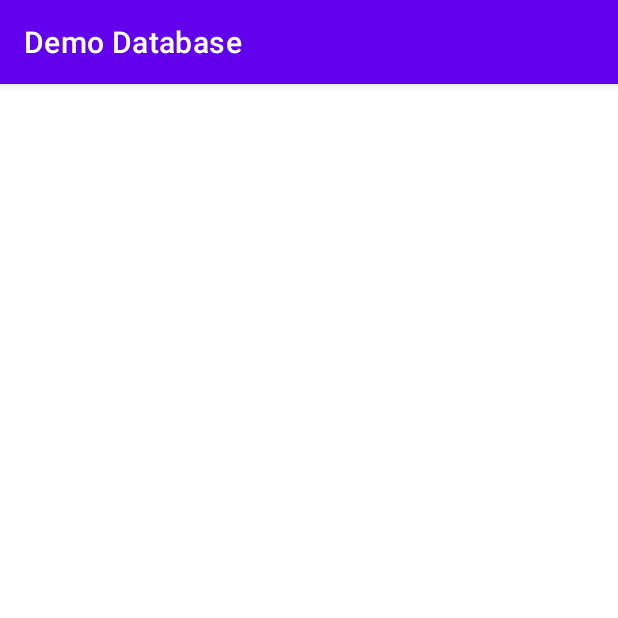
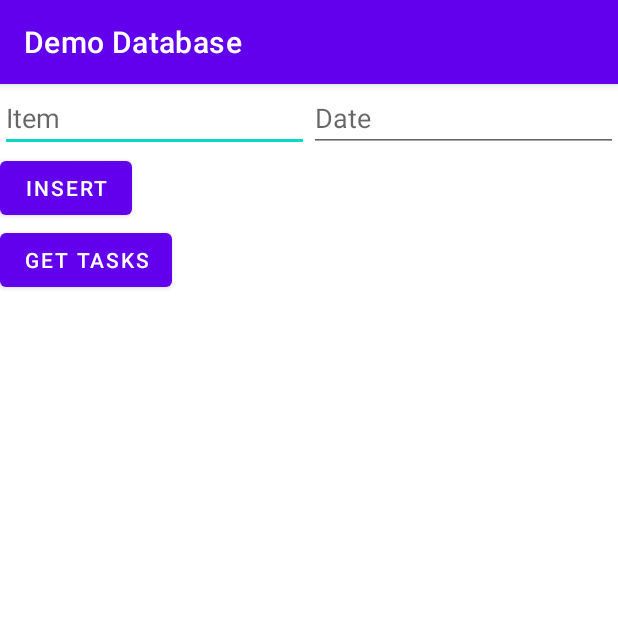
Before and after one commit to Kilmaa/DemoDatabase, an Android app: the screen it shows after launch (MainActivity), on a phone screen of 412 x 824 dp, the top half of it. Run offline under Robolectric (Android 15) with nearby library versions, the phone set to English and light mode, and no system bars.

Commit message:
Final Commit

```diff
--- a/app/src/main/java/sg/edu/rp/c346/id20022404/demodatabase/MainActivity.java
+++ b/app/src/main/java/sg/edu/rp/c346/id20022404/demodatabase/MainActivity.java
@@ -3,12 +3,73 @@ package sg.edu.rp.c346.id20022404.demodatabase;
 import androidx.appcompat.app.AppCompatActivity;
 
 import android.os.Bundle;
+import android.view.View;
+import android.widget.ArrayAdapter;
+import android.widget.Button;
+import android.widget.EditText;
+import android.widget.ListView;
+import android.widget.TextView;
+
+import java.util.ArrayList;
 
 public class MainActivity extends AppCompatActivity {
+    Button btnInsert, btnGetTasks;
+    TextView tvResults;
+    EditText etDescription, etDate;
+    ListView lv;
+    ArrayAdapter<Task> aa;
+    ArrayList<Task> al;
+    boolean asc;
 
     @Override
     protected void onCreate(Bundle savedInstanceState) {
         super.onCreate(savedInstanceState);
         setContentView(R.layout.activity_main);
+
+        btnInsert = findViewById(R.id.btnInsert);
+        btnGetTasks = findViewById(R.id.buttonGetTasks);
+        tvResults = findViewById(R.id.textViewResults);
+        etDescription = findViewById(R.id.editTextDescription);
+        etDate = findViewById(R.id.editTextDate);
+
+        lv = findViewById(R.id.lv);
+        al = new ArrayList<>();
+        aa = new ArrayAdapter<>(MainActivity.this, android.R.layout.simple_list_item_1, al);
+        lv.setAdapter(aa);
+
+        btnInsert.setOnClickListener(new View.OnClickListener(){
+            @Override
+            public void onClick(View v) {
+                DBHelper db = new DBHelper(MainActivity.this);
+                db.insertTask(etDescription.getText().toString(), etDate.getText().toString());
+
+            }
+        });
+
+        asc = true;
+
+        btnGetTasks.setOnClickListener(new View.OnClickListener(){
+            @Override
+            public void onClick(View v) {
+                DBHelper dbh = new DBHelper(MainActivity.this);
+                ArrayList<String> data = dbh.getTaskContent();
+
+                String txt = "";
+                for(int i = 0; i <data.size(); i++) {
+                    txt += i + ". " + data.get(i) + "\n";
+                }
+                tvResults.setText(txt);
+
+                if (asc) {
+                    asc = false;
+                } else {
+                    asc = true;
+                }
+
+                al.clear();
+                al.addAll(dbh.getTasks(asc));
+                aa.notifyDataSetChanged();
+            }
+        });
     }
 }
--- a/app/src/main/res/layout/activity_main.xml
+++ b/app/src/main/res/layout/activity_main.xml
@@ -5,4 +5,52 @@
     android:layout_width="match_parent"
     android:layout_height="match_parent"
     android:orientation="vertical"
-    tools:context=".MainActivity"/>
+    tools:context=".MainActivity">
+
+    <LinearLayout
+        android:layout_width="match_parent"
+        android:layout_height="wrap_content"
+        android:orientation="horizontal">
+
+        <EditText
+            android:id="@+id/editTextDescription"
+            android:layout_width="wrap_content"
+            android:layout_height="wrap_content"
+            android:layout_weight="1"
+            android:ems="10"
+            android:hint="Item"
+            android:inputType="textPersonName" />
+
+        <EditText
+            android:id="@+id/editTextDate"
+            android:layout_width="wrap_content"
+            android:layout_height="wrap_content"
+            android:layout_weight="1"
+            android:ems="10"
+            android:hint="Date"
+            android:inputType="textPersonName" />
+
+    </LinearLayout>
+
+    <Button
+        android:id="@+id/btnInsert"
+        android:layout_width="wrap_content"
+        android:layout_height="wrap_content"
+        android:text="@string/insert" />
+
+    <Button
+        android:id="@+id/buttonGetTasks"
+        android:layout_width="wrap_content"
+        android:layout_height="wrap_content"
+        android:text="@string/tasks" />
+
+    <TextView
+        android:id="@+id/textViewResults"
+        android:layout_width="match_parent"
+        android:layout_height="wrap_content" />
+
+    <ListView
+        android:id="@+id/lv"
+        android:layout_width="match_parent"
+        android:layout_height="wrap_content" />
+</LinearLayout>
--- a/app/src/main/res/values/strings.xml
+++ b/app/src/main/res/values/strings.xml
@@ -1,3 +1,5 @@
 <resources>
     <string name="app_name">Demo Database</string>
+    <string name="insert">INSERT</string>
+    <string name="tasks">GET TASKS</string>
 </resources>
```
Also changed, not shown: app/src/main/java/sg/edu/rp/c346/id20022404/demodatabase/DBHelper.java (added, +104 -0 lines), app/src/main/java/sg/edu/rp/c346/id20022404/demodatabase/Task.java (added, +34 -0 lines).
